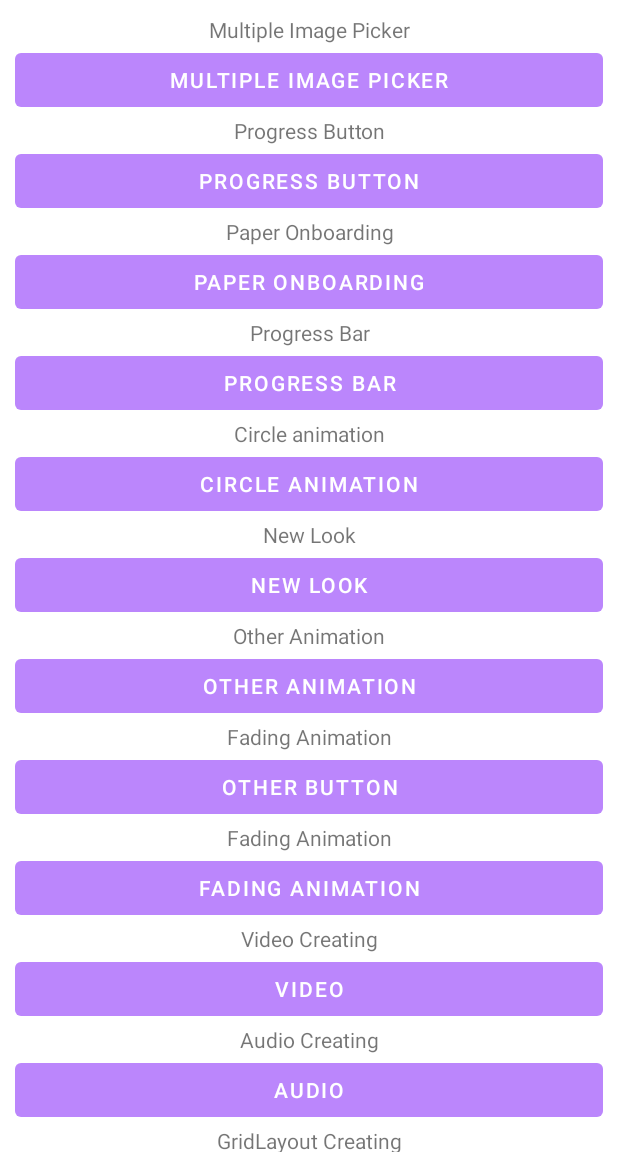
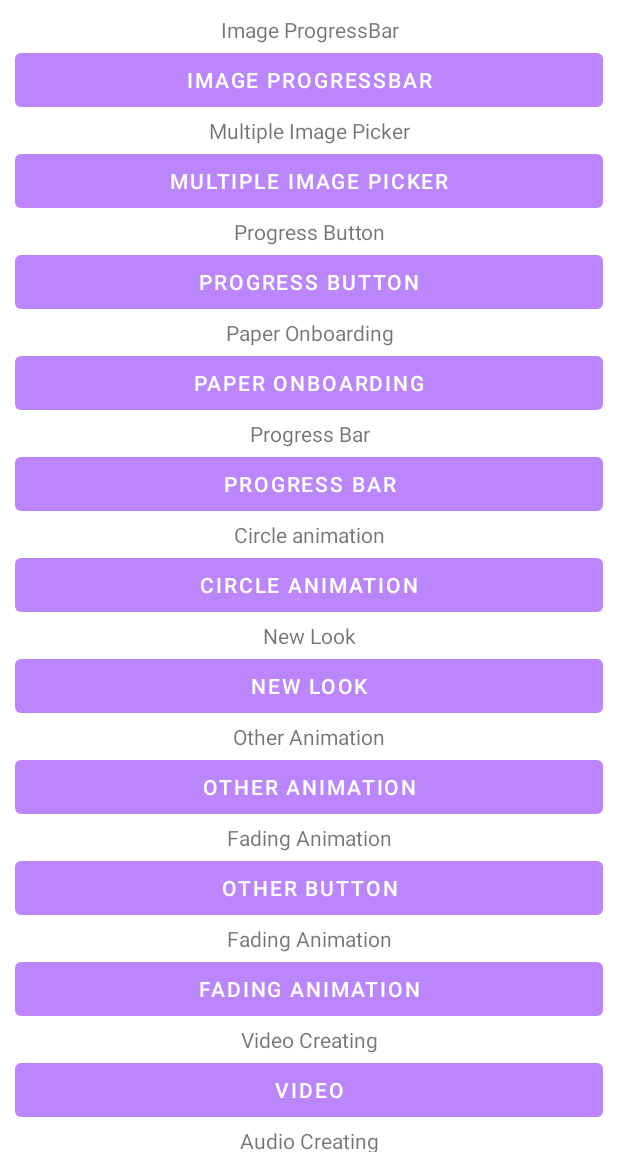
Before and after one commit to kumar-sanju/UdemyLearning, an Android app: the screen it shows after launch (HomeActivity), on a phone screen of 412 x 824 dp, the part 84-1236 px from its top. Run offline under Robolectric (Android 15) with nearby library versions, the phone set to English and light mode, and no system bars; libraries missing offline, so code that uses them is left out: com.blogspot.atifsoftwares, com.facebook.drawee; 1 statement that could not run was skipped.

Commit message:
new layout

```diff
--- a/app/src/main/java/com/sanju/udemylearning/HomeActivity.java
+++ b/app/src/main/java/com/sanju/udemylearning/HomeActivity.java
@@ -35,12 +35,18 @@ public class HomeActivity extends AppCompatActivity {
         Button progressBar = (Button) findViewById(R.id.progressBar);
         Button progressButton = (Button) findViewById(R.id.progressButton);
         Button multipleImagePicker = (Button) findViewById(R.id.multipleImagePicker);
+        Button imageProgressBar = (Button) findViewById(R.id.imageProgressBar);
 
+        imageProgressBar.setOnClickListener(new View.OnClickListener() {
+            @Override
+            public void onClick(View v) {
+                startActivity(new Intent(HomeActivity.this, imageProgressBarActivity.class));
+            }
+        });
         multipleImagePicker.setOnClickListener(new View.OnClickListener() {
             @Override
             public void onClick(View v) {
                 startActivity(new Intent(HomeActivity.this, ImagePickerActivity.class));
-                Animatoo.animateWindmill(getApplicationContext());
             }
         });
         progressButton.setOnClickListener(new View.OnClickListener() {
--- a/app/src/main/res/layout/activity_home.xml
+++ b/app/src/main/res/layout/activity_home.xml
@@ -13,6 +13,18 @@
         android:orientation="vertical"
         android:layout_margin="10dp"
         >
+        <TextView
+            android:layout_width="match_parent"
+            android:layout_height="wrap_content"
+            android:text="Image ProgressBar"
+            android:gravity="center"
+            />
+        <Button
+            android:id="@+id/imageProgressBar"
+            android:layout_width="match_parent"
+            android:layout_height="wrap_content"
+            android:text="Image ProgressBar"
+            />
         <TextView
             android:layout_width="match_parent"
             android:layout_height="wrap_content"
```
Also changed, not shown: app/src/main/AndroidManifest.xml (+6 -6 lines), app/src/main/java/com/sanju/udemylearning/imageProgressBarActivity.java (added, +67 -0 lines), app/src/main/res/layout/activity_image_progress_bar.xml (added, +45 -0 lines).
